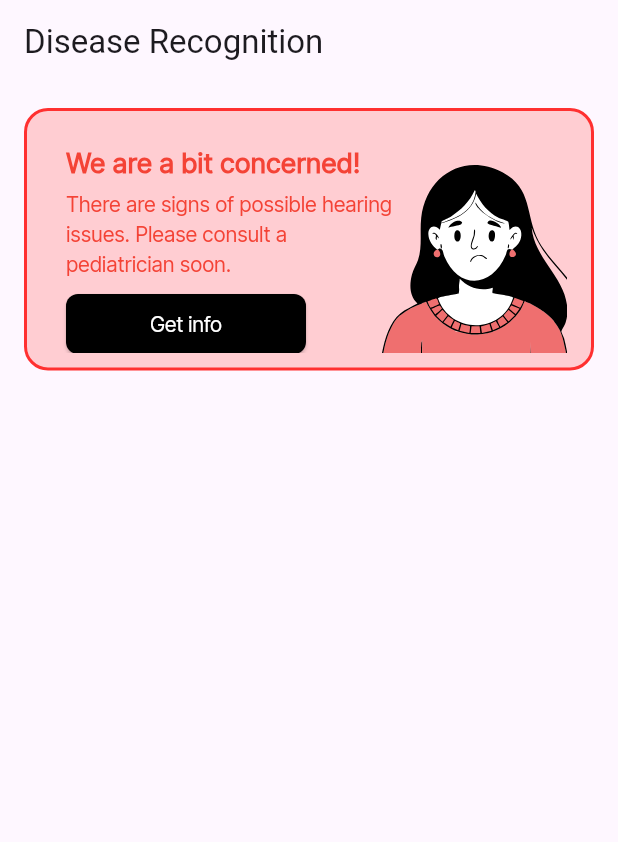
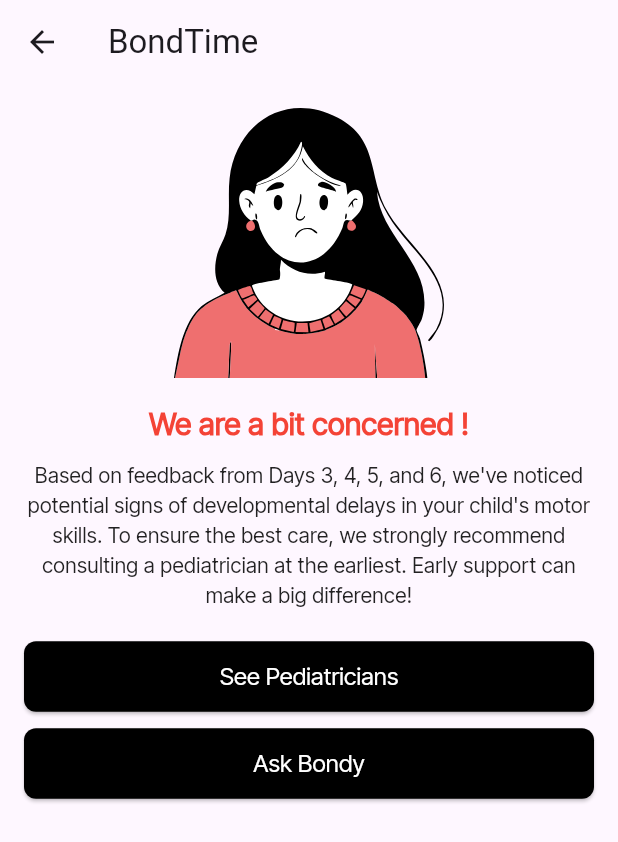
Before and after one commit to BondTime-New/Bondtime-App, a Flutter app: the screen it shows after launch, after a tap on "Get info", on a phone screen of 412 x 824 dp. Shown: the top 842 px of the screen. Run offline on Flutter 3.47's test engine with Material 3 defaults, Android fonts, the phone set to English and light mode, and no system bars; our stand-ins replace fl_chart, flutter_svg, image_picker; missing offline and left inert: bondtime_app.

Commit message:
descriptive disease recognition

```diff
--- a/lib/main.dart
+++ b/lib/main.dart
@@ -1,5 +1,6 @@
 import 'package:flutter/material.dart';
-import 'widgets/disease_notification_card.dart';
+import 'screens/activity_screen.dart';
+import 'widgets/disease_notification_card.dart'; // ✅ Import the widget
 
 void main() {
   runApp(const DiseaseRecognitionApp());
@@ -16,7 +17,11 @@ class DiseaseRecognitionApp extends StatelessWidget {
       theme: ThemeData(
         primarySwatch: Colors.blue,
       ),
-      home: const HomeScreen(),
+      initialRoute: '/',
+      routes: {
+        '/': (context) => const HomeScreen(),
+        '/activity': (context) => const ActivityScreen(),
+      },
     );
   }
 }
@@ -24,9 +29,8 @@ class DiseaseRecognitionApp extends StatelessWidget {
 class HomeScreen extends StatelessWidget {
   const HomeScreen({super.key});
 
-  void _handleSeePediatrician() {
-    // Handle navigation or action when button is pressed
-    print("Navigating to Pediatrician Screen...");
+  void _handleSeePediatrician(BuildContext context) {
+    Navigator.pushNamed(context, '/activity'); // ✅ Navigate to Activity Screen
   }
 
   @override
@@ -35,7 +39,7 @@ class HomeScreen extends StatelessWidget {
       appBar: AppBar(title: const Text("Disease Recognition")),
       body: Center(
         child: DiseaseNotificationCard(
-          onTap: _handleSeePediatrician,
+          onTap: () => _handleSeePediatrician(context), // ✅ Pass onTap function
         ),
       ),
     );
--- /dev/null
+++ b/lib/screens/activity_screen.dart
@@ -0,0 +1,111 @@
+import 'package:flutter/material.dart';
+import 'package:flutter_svg/flutter_svg.dart';
+
+class ActivityScreen extends StatelessWidget {
+  const ActivityScreen({super.key});
+
+  @override
+  Widget build(BuildContext context) {
+    return Scaffold(
+      appBar: AppBar(
+        title: const Text("BondTime"),
+        leading: IconButton(
+          icon: const Icon(Icons.arrow_back),
+          onPressed: () => Navigator.pop(context),
+        ),
+      ),
+      body: Padding(
+        padding: const EdgeInsets.all(16.0),
+        child: Column(
+          crossAxisAlignment: CrossAxisAlignment.center,
+          children: [
+            /// **Image**
+            SvgPicture.asset(
+              'assets/icons/warning.svg',
+              height: 180,
+              width: 180,
+            ),
+            const SizedBox(height: 16),
+
+            /// **Title**
+            const Text(
+              "We are a bit concerned !",
+              style: TextStyle(
+                fontFamily: "InterTight",
+                fontSize: 20,
+                fontWeight: FontWeight.bold,
+                color: Colors.red,
+              ),
+            ),
+            const SizedBox(height: 10),
+
+            /// **Description**
+            const Text(
+              "Based on feedback from Days 3, 4, 5, and 6, we've noticed potential signs of developmental delays in your child's motor skills. "
+              "To ensure the best care, we strongly recommend consulting a pediatrician at the earliest. "
+              "Early support can make a big difference!",
+              textAlign: TextAlign.center,
+              style: TextStyle(
+                fontFamily: "InterTight",
+                fontSize: 14,
+                color: Colors.black87,
+              ),
+            ),
+            const SizedBox(height: 20),
+
+            /// **See Pediatricians Button**
+            SizedBox(
+              width: double.infinity,
+              child: ElevatedButton(
+                onPressed: () {
+                  // TODO: Add action for Pediatrician redirection
+                },
+                style: ElevatedButton.styleFrom(
+                  backgroundColor: Colors.black,
+                  shape: RoundedRectangleBorder(
+                    borderRadius: BorderRadius.circular(8.0),
+                  ),
+                  padding: const EdgeInsets.symmetric(vertical: 12),
+                ),
+                child: const Text(
+                  "See Pediatricians",
+                  style: TextStyle(
+                    fontFamily: "InterTight",
+                    color: Colors.white,
+                    fontSize: 16,
+                  ),
+                ),
+              ),
+            ),
+            const SizedBox(height: 10),
+
+            /// **Ask Bondy Button**
+            SizedBox(
+              width: double.infinity,
+              child: ElevatedButton(
+                onPressed: () {
+                  // TODO: Add action for AI assistant Bondy
+                },
+                style: ElevatedButton.styleFrom(
+                  backgroundColor: Colors.black,
+                  shape: RoundedRectangleBorder(
+                    borderRadius: BorderRadius.circular(8.0),
+                  ),
+                  padding: const EdgeInsets.symmetric(vertical: 12),
+                ),
+                child: const Text(
+                  "Ask Bondy",
+                  style: TextStyle(
+                    fontFamily: "InterTight",
+                    color: Colors.white,
+                    fontSize: 16,
+                  ),
+                ),
+              ),
+            ),
+          ],
+        ),
+      ),
+    );
+  }
+}
```
